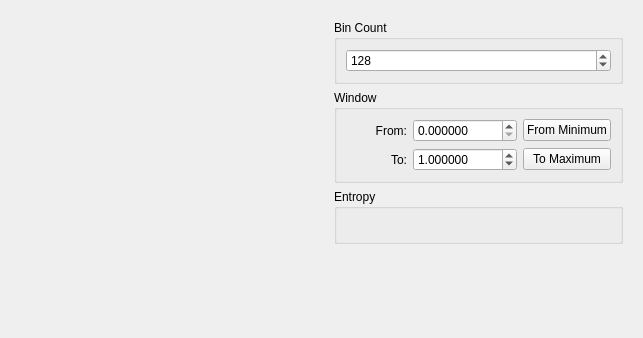
Old version of the form source/modules/histogram/HistogramWidget.ui in the repository josefkoller/ambient_image_processor.
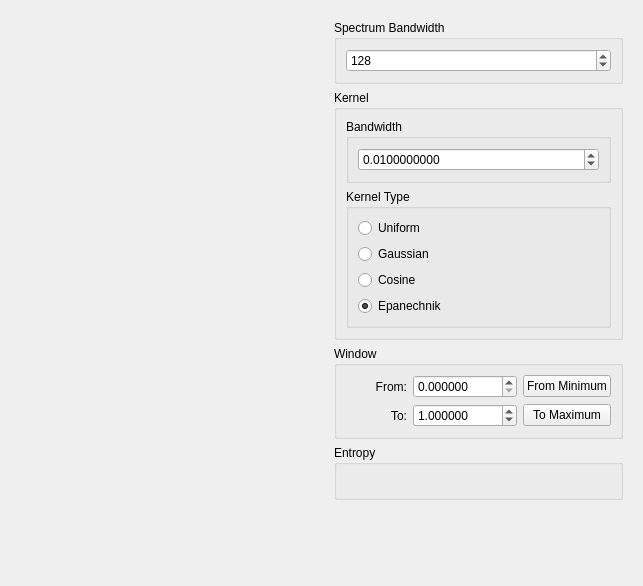
New version of the form. Custom widgets are drawn as their Qt base class.

Commit message: kernel density erstimation. fix the case of nullptr iteration callback

```diff
--- a/source/modules/histogram/HistogramWidget.ui
+++ b/source/modules/histogram/HistogramWidget.ui
@@ -7,7 +7,7 @@
     <x>0</x>
     <y>0</y>
     <width>643</width>
-    <height>338</height>
+    <height>586</height>
    </rect>
   </property>
   <property name="windowTitle">
@@ -51,7 +51,7 @@
          </sizepolicy>
         </property>
         <property name="title">
-         <string>Bin Count</string>
+         <string>Spectrum Bandwidth</string>
         </property>
         <layout class="QVBoxLayout" name="verticalLayout_2">
          <item>
@@ -67,6 +67,83 @@
         </layout>
        </widget>
       </item>
+      <item>
+       <widget class="QGroupBox" name="groupBox_3">
+        <property name="title">
+         <string>Kernel</string>
+        </property>
+        <layout class="QVBoxLayout" name="verticalLayout_4">
+         <item>
+          <widget class="QGroupBox" name="groupBox_4">
+           <property name="title">
+            <string>Bandwidth</string>
+           </property>
+           <layout class="QVBoxLayout" name="verticalLayout_5">
+            <item>
+             <widget class="QDoubleSpinBox" name="kernel_bandwidth">
+              <property name="decimals">
+               <number>10</number>
+              </property>
+              <property name="minimum">
+               <double>0.000001000000000</double>
+              </property>
+              <property name="maximum">
+               <double>99999999999.000000000000000</double>
+              </property>
+              <property name="singleStep">
+               <double>0.010000000000000</double>
+              </property>
+              <property name="value">
+               <double>0.010000000000000</double>
+              </property>
+             </widget>
+            </item>
+           </layout>
+          </widget>
+         </item>
+         <item>
+          <widget class="QGroupBox" name="groupBox_5">
+           <property name="title">
+            <string>Kernel Type</string>
+           </property>
+           <layout class="QVBoxLayout" name="verticalLayout_6">
+            <item>
+             <widget class="QRadioButton" name="uniform_kernel_checkbox">
+              <property name="text">
+               <string>Uniform</string>
+              </property>
+             </widget>
+            </item>
+            <item>
+             <widget class="QRadioButton" name="gaussian_kernel_checkbox">
+              <property name="text">
+               <string>Gaussian</string>
+              </property>
+             </widget>
+            </item>
+            <item>
+             <widget class="QRadioButton" name="cosine_kernel_checkbox">
+              <property name="text">
+               <string>Cosine</string>
+              </property>
+             </widget>
+            </item>
+            <item>
+             <widget class="QRadioButton" name="epanechnik_kernel_checkbox">
+              <property name="text">
+               <string>Epanechnik</string>
+              </property>
+              <property name="checked">
+               <bool>true</bool>
+              </property>
+             </widget>
+            </item>
+           </layout>
+          </widget>
+         </item>
+        </layout>
+       </widget>
+      </item>
       <item>
        <widget class="QGroupBox" name="window_box">
         <property name="sizePolicy">
```
Left out of the diff: 5 changed lines with no effect on the pictures. The commit also changes 16 other files.
